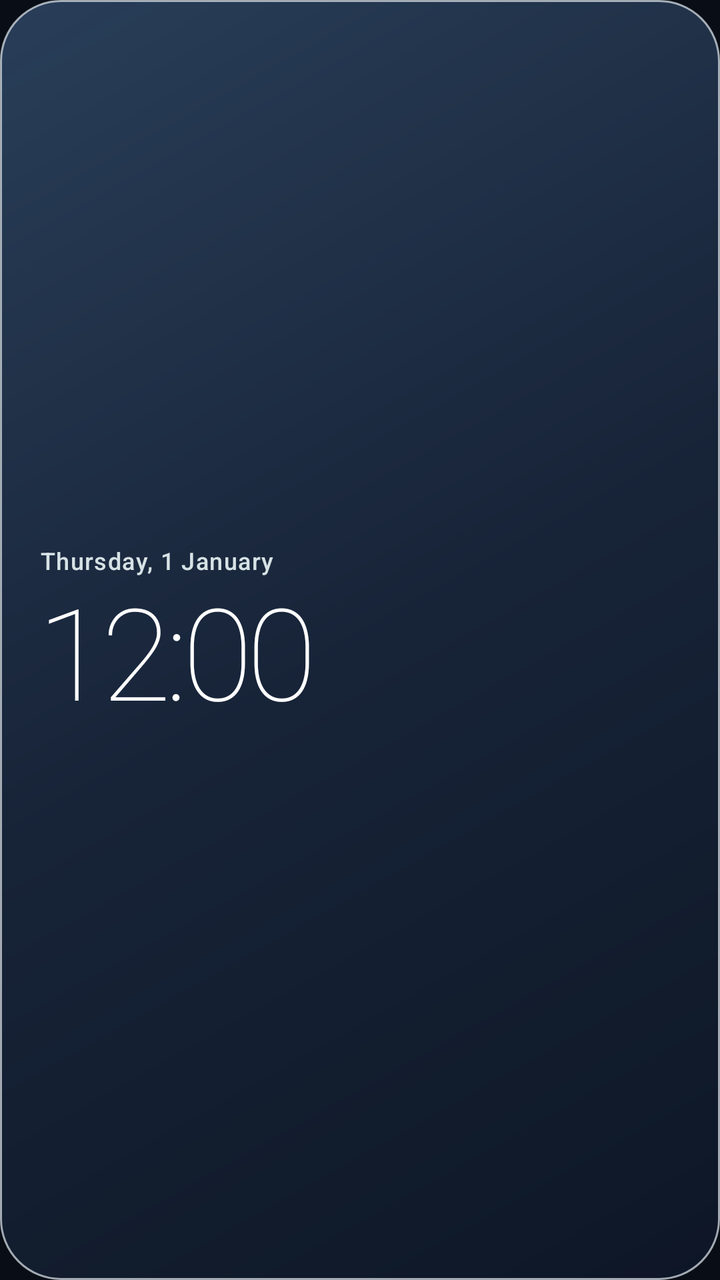
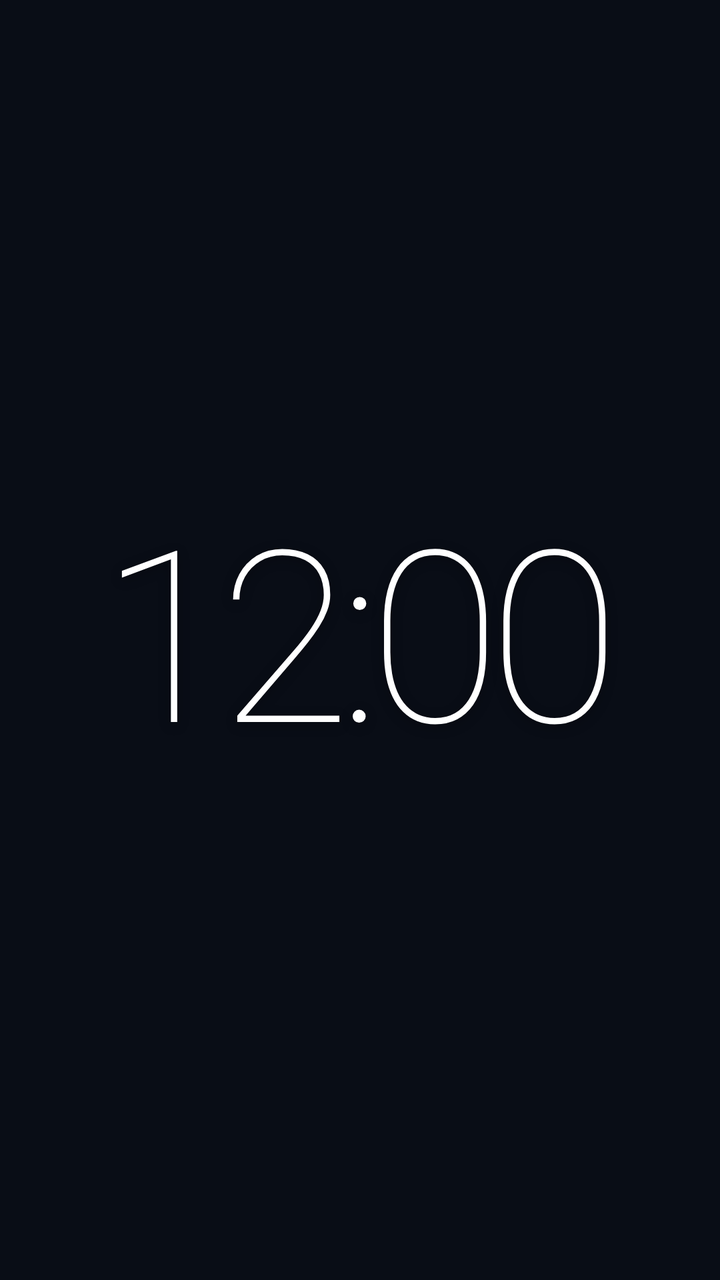

The first picture is an Android layout as it rendered before a commit; the second is the same layout after the commit. The layout source and the unified diff follow.
<!-- AndroidManifest.xml: application theme AppTheme -->
<!-- res/layout/widget_ios_clock.xml -->
<?xml version="1.0" encoding="utf-8"?>
<LinearLayout xmlns:android="http://schemas.android.com/apk/res/android"
    android:id="@+id/widget_clock_root"
    android:layout_width="match_parent"
    android:layout_height="match_parent"
    android:background="@drawable/glass_blur_shape"
    android:gravity="center_vertical"
    android:orientation="vertical"
    android:paddingStart="20dp"
    android:paddingEnd="20dp"
    android:paddingTop="14dp"
    android:paddingBottom="14dp">

    <TextClock
        android:id="@+id/widget_date"
        android:layout_width="match_parent"
        android:layout_height="wrap_content"
        android:format12Hour="EEEE, d MMMM"
        android:format24Hour="EEEE, d MMMM"
        android:fontFamily="sans-serif-medium"
        android:gravity="center_vertical"
        android:includeFontPadding="false"
        android:letterSpacing="0.04"
        android:maxLines="1"
        android:textColor="#DDF4FFFF"
        android:textSize="12sp" />

    <TextClock
        android:id="@+id/widget_time"
        android:layout_width="match_parent"
        android:layout_height="wrap_content"
        android:layout_marginTop="3dp"
        android:format12Hour="h:mm"
        android:format24Hour="HH:mm"
        android:fontFamily="sans-serif-thin"
        android:gravity="center_vertical"
        android:includeFontPadding="false"
        android:letterSpacing="-0.045"
        android:singleLine="true"
        android:textColor="#FFFFFFFF"
        android:textSize="64sp" />

</LinearLayout>
<!-- resources referenced by this layout -->
<resources>
  <!-- drawable glass_blur_shape (drawable) -->
  <?xml version="1.0" encoding="utf-8"?>
  <shape xmlns:android="http://schemas.android.com/apk/res/android"
      android:shape="rectangle">
      <gradient
          android:angle="315"
          android:startColor="#D92E4664"
          android:centerColor="#C91B2940"
          android:endColor="#D90D1728"
          android:type="linear" />
      <corners android:radius="30dp" />
      <stroke
          android:width="1dp"
          android:color="#A6F3FAFF" />
  </shape>
  <style name="AppTheme" parent="@android:style/Theme.Material.NoActionBar">
          <item name="android:fontFamily">sans</item>
          <item name="android:colorAccent">#C7E5FF</item>
          <item name="android:statusBarColor">#090D16</item>
          <item name="android:navigationBarColor">#090D16</item>
          <item name="android:windowLightStatusBar">false</item>
          <item name="android:windowActionModeOverlay">true</item>
          <item name="android:windowBackground">#090D16</item>
          <item name="android:windowNoTitle">true</item>
      </style>
</resources>

<!-- the commit's change to res/layout/widget_ios_clock.xml (unified diff, before → after) -->
@@ -1,43 +1,33 @@
 <?xml version="1.0" encoding="utf-8"?>
-<LinearLayout xmlns:android="http://schemas.android.com/apk/res/android"
+<FrameLayout xmlns:android="http://schemas.android.com/apk/res/android"
     android:id="@+id/widget_clock_root"
     android:layout_width="match_parent"
     android:layout_height="match_parent"
-    android:background="@drawable/glass_blur_shape"
-    android:gravity="center_vertical"
-    android:orientation="vertical"
-    android:paddingStart="20dp"
-    android:paddingEnd="20dp"
-    android:paddingTop="14dp"
-    android:paddingBottom="14dp">
-
-    <TextClock
-        android:id="@+id/widget_date"
-        android:layout_width="match_parent"
-        android:layout_height="wrap_content"
-        android:format12Hour="EEEE, d MMMM"
-        android:format24Hour="EEEE, d MMMM"
-        android:fontFamily="sans-serif-medium"
-        android:gravity="center_vertical"
-        android:includeFontPadding="false"
-        android:letterSpacing="0.04"
-        android:maxLines="1"
-        android:textColor="#DDF4FFFF"
-        android:textSize="12sp" />
+    android:background="@android:color/transparent"
+    android:clipChildren="false"
+    android:clipToPadding="false"
+    android:padding="0dp">
 
     <TextClock
         android:id="@+id/widget_time"
         android:layout_width="match_parent"
-        android:layout_height="wrap_content"
-        android:layout_marginTop="3dp"
+        android:layout_height="match_parent"
+        android:layout_gravity="center"
+        android:background="@android:color/transparent"
         android:format12Hour="h:mm"
         android:format24Hour="HH:mm"
         android:fontFamily="sans-serif-thin"
-        android:gravity="center_vertical"
+        android:gravity="center"
         android:includeFontPadding="false"
-        android:letterSpacing="-0.045"
+        android:letterSpacing="-0.05"
+        android:maxLines="1"
         android:singleLine="true"
+        android:textAlignment="center"
         android:textColor="#FFFFFFFF"
-        android:textSize="64sp" />
+        android:textSize="120sp"
+        android:shadowColor="#4D000000"
+        android:shadowRadius="15"
+        android:shadowDx="0"
+        android:shadowDy="4" />
 
-</LinearLayout>
+</FrameLayout>
<!-- resource entries referenced after the edit -->
@@ -1,20 +1,5 @@
 <!-- resources referenced by this layout -->
 <resources>
-  <!-- drawable glass_blur_shape (drawable) -->
-  <?xml version="1.0" encoding="utf-8"?>
-  <shape xmlns:android="http://schemas.android.com/apk/res/android"
-      android:shape="rectangle">
-      <gradient
-          android:angle="315"
-          android:startColor="#D92E4664"
-          android:centerColor="#C91B2940"
-          android:endColor="#D90D1728"
-          android:type="linear" />
-      <corners android:radius="30dp" />
-      <stroke
-          android:width="1dp"
-          android:color="#A6F3FAFF" />
-  </shape>
   <style name="AppTheme" parent="@android:style/Theme.Material.NoActionBar">
           <item name="android:fontFamily">sans</item>
           <item name="android:colorAccent">#C7E5FF</item>
